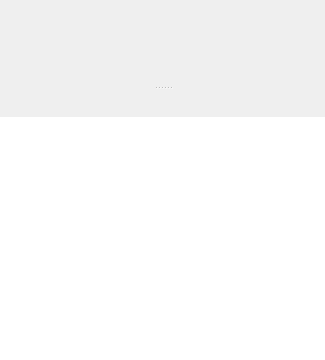
lanmessenger/lanmessenger, file lmc/src/gui/chat/chatwindow.ui: the form before one commit.
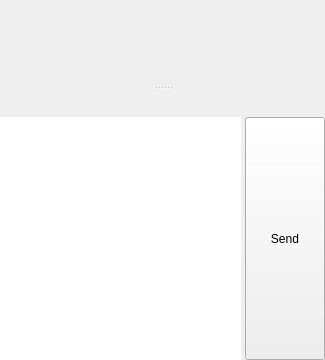
The form after the commit.

Commit message: feat: add optional Send button to chat windows

Patch:
```diff
--- a/lmc/src/gui/chat/chatwindow.ui
+++ b/lmc/src/gui/chat/chatwindow.ui
@@ -160,10 +160,18 @@
         </widget>
        </item>
        <item>
+        <layout class="QHBoxLayout" name="msgRowLayout">
+         <property name="spacing">
+          <number>4</number>
+         </property>
+         <property name="margin">
+          <number>0</number>
+         </property>
+         <item>
         <widget class="QTextEdit" name="txtMessage">
          <property name="sizePolicy">
           <sizepolicy hsizetype="Expanding" vsizetype="Minimum">
-           <horstretch>0</horstretch>
+             <horstretch>1</horstretch>
            <verstretch>0</verstretch>
           </sizepolicy>
          </property>
@@ -183,6 +191,24 @@
           <bool>false</bool>
          </property>
         </widget>
+         </item>
+         <item>
+          <widget class="QPushButton" name="btnSend">
+           <property name="focusPolicy">
+            <enum>Qt::NoFocus</enum>
+           </property>
+           <property name="sizePolicy">
+            <sizepolicy hsizetype="Minimum" vsizetype="Expanding">
+             <horstretch>0</horstretch>
+             <verstretch>0</verstretch>
+            </sizepolicy>
+           </property>
+           <property name="text">
+            <string>Send</string>
+           </property>
+          </widget>
+         </item>
+        </layout>
        </item>
       </layout>
      </widget>
```
Lines whose indentation alone changed are shown as unchanged. The commit also changes 8 other files.
